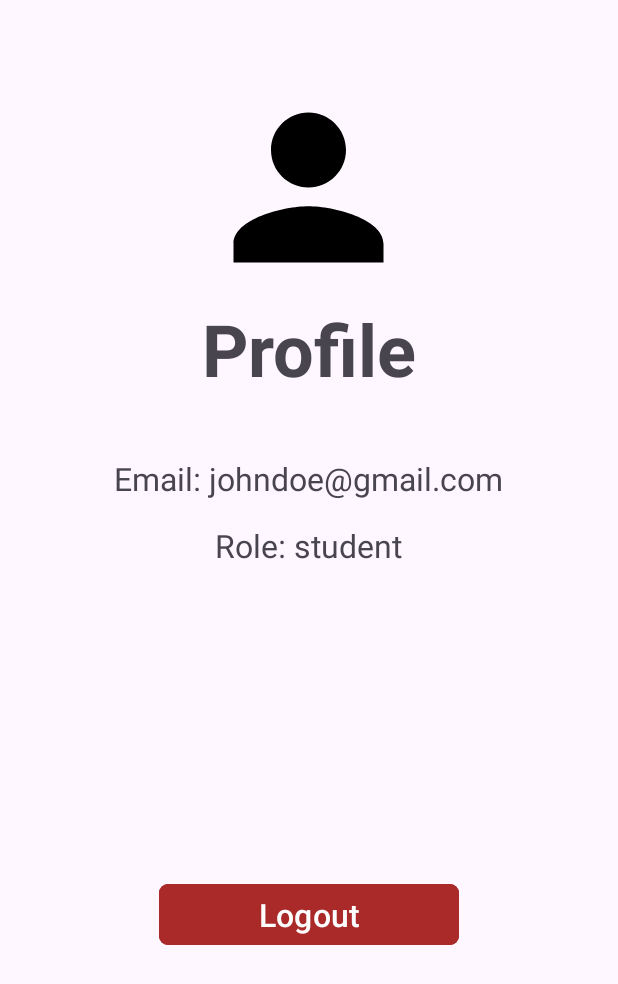
After one commit to AdrianL1123/QuizCaseStudy_dydrian, an Android app: the layout fragment_profile.xml on its own in the app's theme, with its tools: preview values and no code run, on a phone screen of 412 x 824 dp. The commit adds this screen. Shown: the top 984 px of the screen. Run offline under Robolectric (Android 15) with nearby library versions, the phone set to English and light mode, and no system bars.

Commit message:
Profile page with logout

```diff
--- a/app/src/main/java/com/dydrian/quizCaseStudy/ui/student/StudentViewModel.kt
+++ b/app/src/main/java/com/dydrian/quizCaseStudy/ui/student/StudentViewModel.kt
@@ -9,8 +9,4 @@ import javax.inject.Inject
 class StudentViewModel @Inject constructor(
     private val authService: AuthService
 ) : BaseViewModel() {
-
-    fun logout() {
-        return authService.logout()
-    }
 }
--- a/app/src/main/java/com/dydrian/quizCaseStudy/ui/teacher/TeacherViewModel.kt
+++ b/app/src/main/java/com/dydrian/quizCaseStudy/ui/teacher/TeacherViewModel.kt
@@ -9,8 +9,4 @@ import javax.inject.Inject
 class TeacherViewModel @Inject constructor(
     private val authService: AuthService
 ) : BaseViewModel() {
-
-    fun logout() {
-        return authService.logout()
-    }
 }
--- /dev/null
+++ b/app/src/main/res/layout/fragment_profile.xml
@@ -0,0 +1,70 @@
+<?xml version="1.0" encoding="utf-8"?>
+<LinearLayout xmlns:android="http://schemas.android.com/apk/res/android"
+    xmlns:app="http://schemas.android.com/apk/res-auto"
+    xmlns:tools="http://schemas.android.com/tools"
+    android:layout_width="match_parent"
+    android:layout_height="match_parent"
+    android:orientation="vertical"
+    tools:context=".ui.profile.ProfileFragment">
+
+    <LinearLayout
+        android:layout_width="match_parent"
+        android:layout_height="match_parent"
+        android:layout_marginLeft="35dp"
+        android:layout_marginRight="35dp"
+        android:orientation="vertical">
+
+
+        <ImageView
+            android:id="@+id/ivProfile"
+            android:layout_width="150dp"
+            android:layout_height="150dp"
+            android:layout_gravity="center_horizontal"
+            android:layout_marginTop="50dp"
+            android:contentDescription="Profile icon"
+            android:src="@drawable/ic_user" />
+
+        <TextView
+            android:layout_width="wrap_content"
+            android:layout_height="wrap_content"
+            android:layout_gravity="center"
+            android:text="Profile"
+            android:textSize="48sp"
+            android:textStyle="bold" />
+
+        <TextView
+            android:id="@+id/tvEmail"
+            android:layout_width="wrap_content"
+            android:layout_height="wrap_content"
+            android:layout_gravity="center_horizontal"
+            android:layout_marginTop="40dp"
+            android:text="Email: johndoe@gmail.com"
+            android:textSize="21sp" />
+
+        <TextView
+            android:id="@+id/tvRole"
+            android:layout_width="wrap_content"
+            android:layout_height="wrap_content"
+            android:layout_gravity="center_horizontal"
+            android:layout_marginTop="16dp"
+            android:text="Role: student"
+            android:textSize="21sp" />
+
+        <View
+            android:layout_width="0dp"
+            android:layout_height="0dp"
+            android:layout_weight="1" />
+
+        <com.google.android.material.button.MaterialButton
+            android:id="@+id/btnLogout"
+            android:layout_width="200dp"
+            android:layout_height="wrap_content"
+            android:layout_gravity="center"
+            android:layout_marginBottom="190dp"
+            android:backgroundTint="@color/error"
+            android:text="Logout"
+            android:textSize="21sp"
+            app:cornerRadius="6dp" />
+
+    </LinearLayout>
+</LinearLayout>
--- a/app/src/main/res/values/colors.xml
+++ b/app/src/main/res/values/colors.xml
@@ -5,4 +5,6 @@
     <color name="error">#AA2929</color>
     <color name="success">#2F863E</color>
     <color name="gray">#7D7D7D</color>
+    <color name="lightBlue">#2196F3</color>
+    <color name="darkBlue">#3F51B5</color>
 </resources>
```
Also changed, not shown: app/src/main/java/com/dydrian/quizCaseStudy/ui/profile/ProfileFragment.kt (added, +72 -0 lines), app/src/main/java/com/dydrian/quizCaseStudy/ui/profile/ProfileViewModel.kt (added, +26 -0 lines), app/src/main/java/com/dydrian/quizCaseStudy/ui/student/StudentFragment.kt (+5 -4 lines), app/src/main/java/com/dydrian/quizCaseStudy/ui/teacher/TeacherFragment.kt (+6 -4 lines), app/src/main/res/layout/fragment_student.xml (+27 -9 lines), app/src/main/res/layout/fragment_teacher.xml (+27 -10 lines), app/src/main/res/layout/profile_alert_dialog.xml (added, +64 -0 lines), app/src/main/res/navigation/nav_graph.xml (+15 -2 lines).
